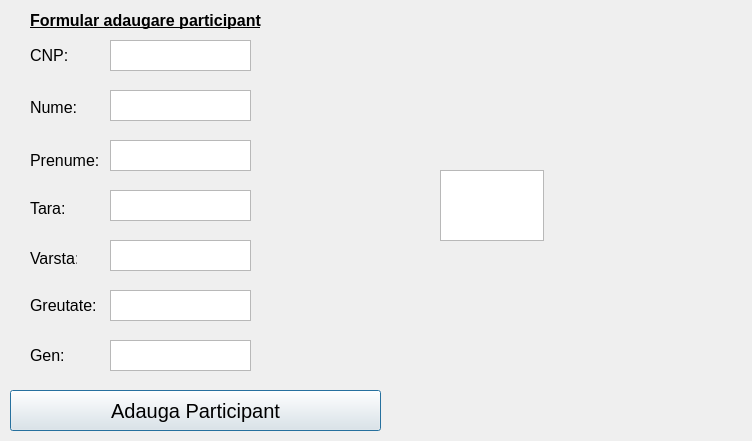
Above: Competitie_Sportiva/adaugare_participant.ui from Nionutlucian/DatabaseProject-Sport-Competition before the change. Below: the same form after it.
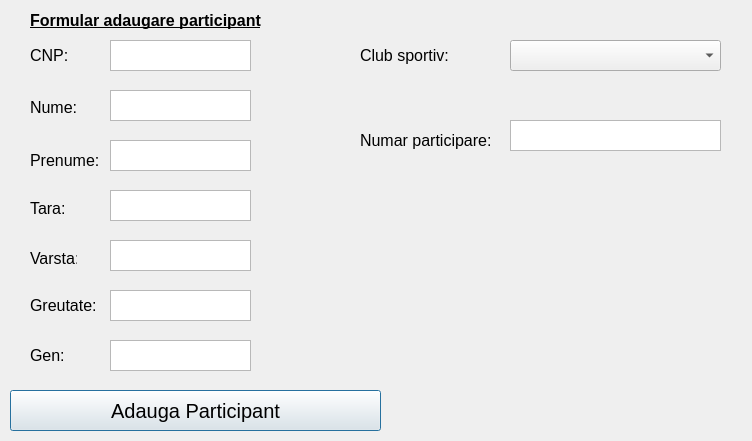
That is the form after the change.

Commit message: Relatie participant club sportiv

```diff
--- a/Competitie_Sportiva/adaugare_participant.ui
+++ b/Competitie_Sportiva/adaugare_participant.ui
@@ -251,10 +251,10 @@
   <widget class="QTextEdit" name="id">
    <property name="geometry">
     <rect>
-     <x>440</x>
-     <y>170</y>
-     <width>104</width>
-     <height>71</height>
+     <x>510</x>
+     <y>120</y>
+     <width>211</width>
+     <height>31</height>
     </rect>
    </property>
   </widget>
@@ -271,6 +271,52 @@
     <string/>
    </property>
   </widget>
+  <widget class="QComboBox" name="select_clubsportiv">
+   <property name="geometry">
+    <rect>
+     <x>510</x>
+     <y>40</y>
+     <width>211</width>
+     <height>31</height>
+    </rect>
+   </property>
+  </widget>
+  <widget class="QLabel" name="label_9">
+   <property name="geometry">
+    <rect>
+     <x>360</x>
+     <y>40</y>
+     <width>131</width>
+     <height>31</height>
+    </rect>
+   </property>
+   <property name="font">
+    <font>
+     <pointsize>12</pointsize>
+    </font>
+   </property>
+   <property name="text">
+    <string>Club sportiv:</string>
+   </property>
+  </widget>
+  <widget class="QLabel" name="label_10">
+   <property name="geometry">
+    <rect>
+     <x>360</x>
+     <y>125</y>
+     <width>141</width>
+     <height>31</height>
+    </rect>
+   </property>
+   <property name="font">
+    <font>
+     <pointsize>12</pointsize>
+    </font>
+   </property>
+   <property name="text">
+    <string>Numar participare:</string>
+   </property>
+  </widget>
  </widget>
  <resources/>
  <connections/>
```
The commit also changes 13 other files.
